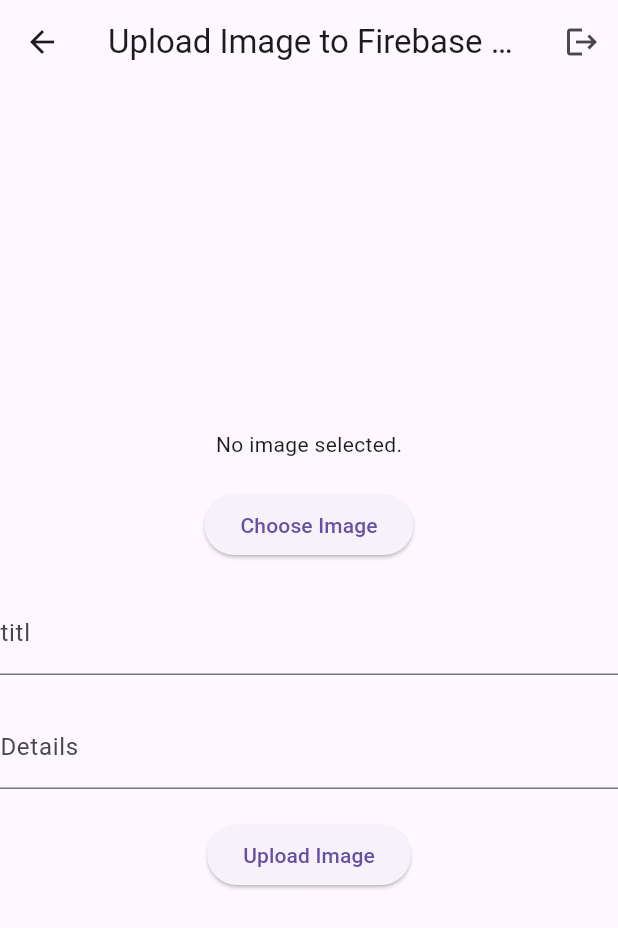
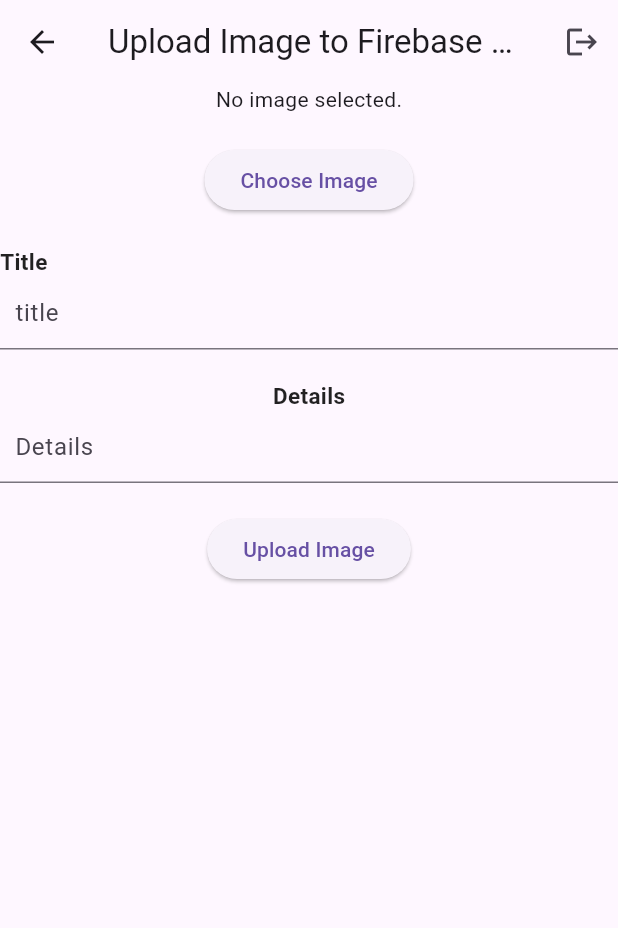
Before and after one commit to Meentis/FinalMobile, a Flutter app: the addImage screen opened directly, on a phone screen of 412 x 824 dp. Shown: the top 928 px of the screen. Run offline on Flutter 3.47's test engine with Material 3 defaults, Android fonts, the light colour scheme and no system bars; our stand-ins replace cloud_firestore, firebase_auth, firebase_core, firebase_storage, form_field_validator, image_picker; accounts and stored records are empty.

Commit message:
first commit

```diff
--- a/lib/addImage.dart
+++ b/lib/addImage.dart
@@ -86,11 +86,9 @@
           ),
         ],
       ),
-      body: Center(
-        child: SingleChildScrollView(
+      body: SingleChildScrollView(
         child: Column(
-            mainAxisAlignment: MainAxisAlignment.center,
-            children: <Widget>[
+          children: [
             _imageFile != null
                 ? Image.file(_imageFile!)
                 : Text('No image selected.'),
@@ -100,17 +98,54 @@
               child: Text('Choose Image'),
             ),
             SizedBox(height: 20),
+            Container(
+              child: Column(
+                crossAxisAlignment: CrossAxisAlignment.start,
+                children: [
+                  Text(
+                    "Title",
+                    style: TextStyle(
+                      fontWeight: FontWeight.bold,
+                      fontSize: 15,
+                      color: Colors.black87,
+                    ),
+                  ),
                   TextField(
                     controller: titlController,
                     decoration: InputDecoration(
-                  labelText: 'titl',
+                      contentPadding: EdgeInsets.symmetric(
+                        horizontal: 10,
+                      ),
+                      hintText: 'title',
+                      labelStyle: TextStyle(
+                        fontSize: 15,
+                        fontWeight: FontWeight.bold, // ขนาดข้อความ Label Text
+                      ),
+                    ),
+                  ),
+                ],
               ),
             ),
             SizedBox(height: 20),
+            Text(
+              "Details",
+              style: TextStyle(
+                fontWeight: FontWeight.bold,
+                fontSize: 15,
+                color: Colors.black87,
+              ),
+            ),
             TextField(
               controller: detailController,
               decoration: InputDecoration(
-                  labelText: 'Details',
+                contentPadding: EdgeInsets.symmetric(
+                  horizontal: 10,
+                ),
+                hintText: 'Details',
+                labelStyle: TextStyle(
+                  fontSize: 15,
+                  fontWeight: FontWeight.bold, // ขนาดข้อความ Label Text
+                ),
               ),
             ),
             SizedBox(height: 20),
@@ -127,7 +162,6 @@
           ],
         ),
       ),
-      ),
     );
   }
 }
--- a/pubspec.yaml
+++ b/pubspec.yaml
@@ -40,6 +40,7 @@
   cloud_firestore: ^4.15.6
   image_picker: ^1.0.7
   firebase_storage: ^11.6.7
+  form_field_validator: ^1.1.0
 
 dev_dependencies:
   flutter_test:
```
Also changed, not shown: lib/signup.dart (+34 -15 lines), pubspec.lock. Lines whose indentation alone changed are shown as unchanged.
